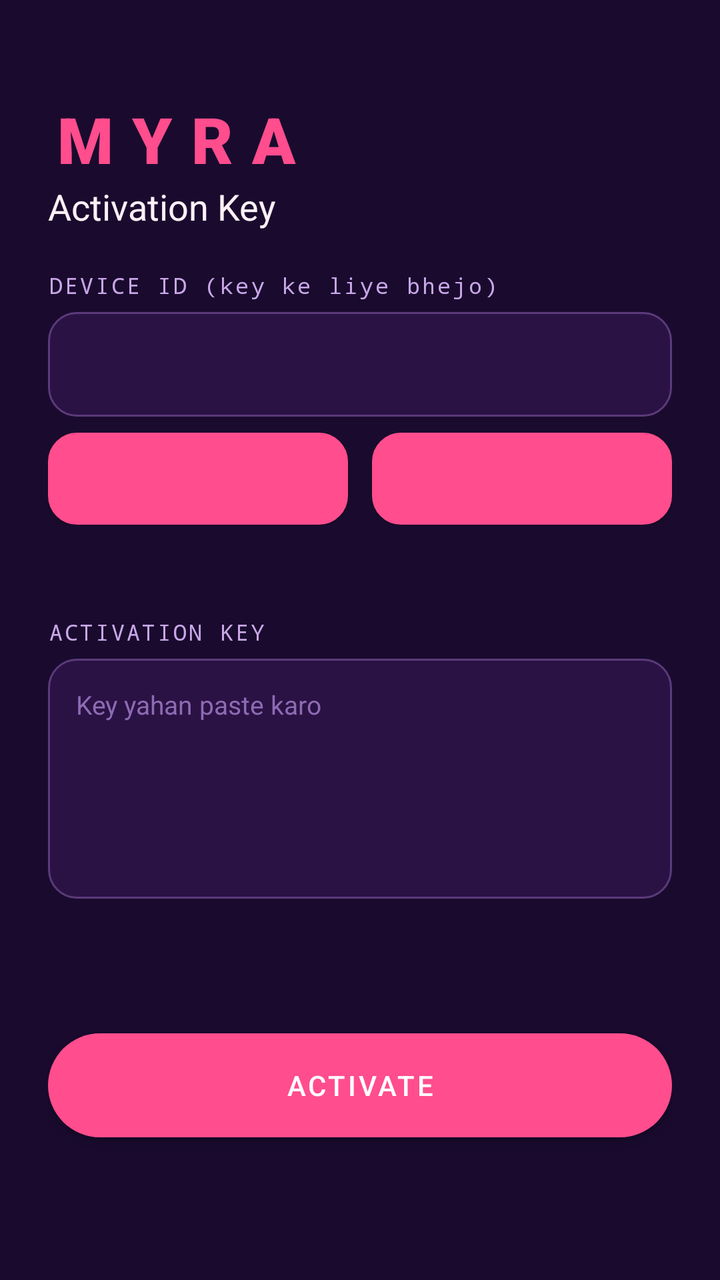
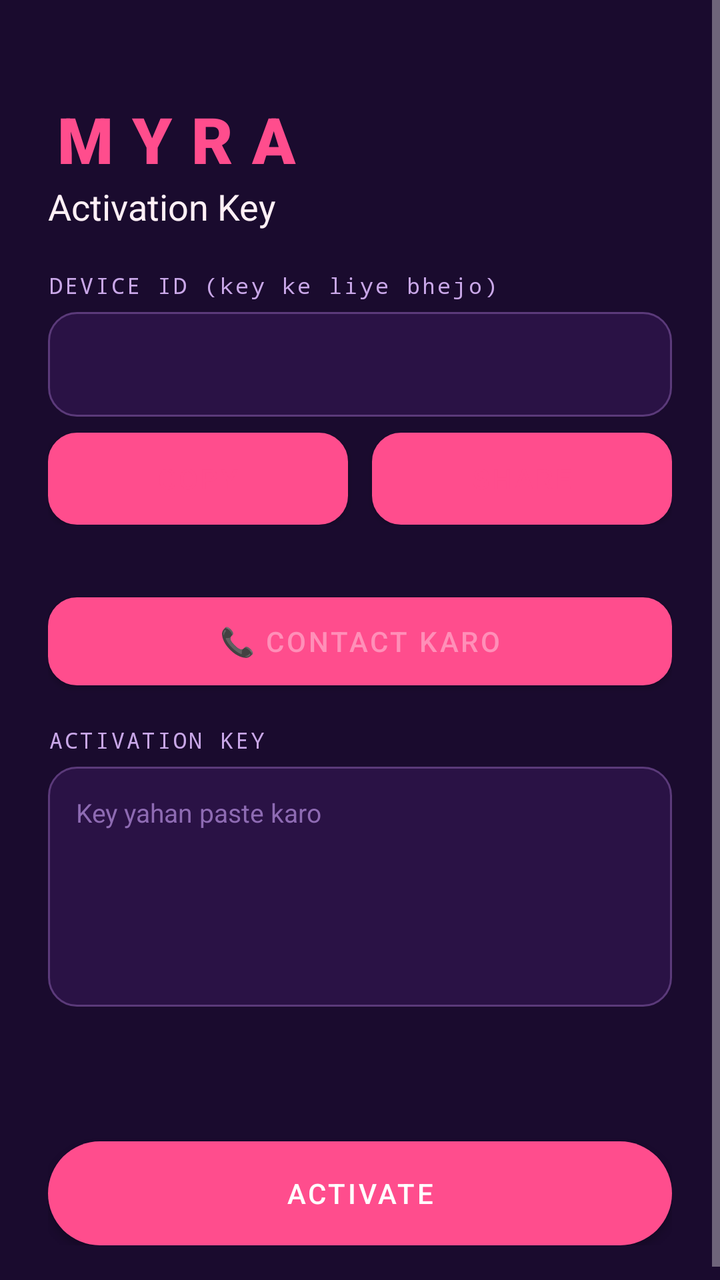

Compare the two renders of this Android layout. The source of the first and the diff that turns it into the second are given below.
<!-- AndroidManifest.xml: application theme Theme.Myra -->
<!-- res/layout/activity_activation.xml -->
<?xml version="1.0" encoding="utf-8"?>
<ScrollView xmlns:android="http://schemas.android.com/apk/res/android"
    android:layout_width="match_parent"
    android:layout_height="match_parent"
    android:background="#1A0B2E"
    android:fillViewport="true">

    <LinearLayout
        android:layout_width="match_parent"
        android:layout_height="wrap_content"
        android:orientation="vertical"
        android:padding="24dp">

        <TextView
            android:layout_width="wrap_content"
            android:layout_height="wrap_content"
            android:layout_marginTop="24dp"
            android:fontFamily="sans-serif-black"
            android:letterSpacing="0.3"
            android:text="MYRA"
            android:textColor="#FF4D8D"
            android:textSize="32sp" />

        <TextView
            android:layout_width="wrap_content"
            android:layout_height="wrap_content"
            android:text="Activation Key"
            android:textColor="#FFF0F6"
            android:textSize="18sp" />

        <TextView style="@style/MyraLabel" android:text="DEVICE ID (key ke liye bhejo)" />
        <TextView
            android:id="@+id/deviceIdText"
            android:layout_width="match_parent"
            android:layout_height="wrap_content"
            android:background="@drawable/bg_input_field"
            android:fontFamily="monospace"
            android:padding="14dp"
            android:textColor="#FF4D8D"
            android:textIsSelectable="true"
            android:textSize="18sp" />

        <LinearLayout
            android:layout_width="match_parent"
            android:layout_height="wrap_content"
            android:layout_marginTop="8dp"
            android:orientation="horizontal">

            <Button
                android:id="@+id/copyIdBtn"
                android:layout_width="0dp"
                android:layout_height="46dp"
                android:layout_marginEnd="6dp"
                android:layout_weight="1"
                android:background="@drawable/bg_prime_badge"
                android:backgroundTint="@null"
                android:text="COPY"
                android:textColor="#FF4D8D" />

            <Button
                android:id="@+id/shareIdBtn"
                android:layout_width="0dp"
                android:layout_height="46dp"
                android:layout_marginStart="6dp"
                android:layout_weight="1"
                android:background="@drawable/bg_prime_badge"
                android:backgroundTint="@null"
                android:text="SHARE"
                android:textColor="#FF4D8D" />
        </LinearLayout>

        <TextView
            android:id="@+id/contactText"
            android:layout_width="match_parent"
            android:layout_height="wrap_content"
            android:layout_marginTop="10dp"
            android:textColor="#C9A7E8"
            android:textSize="12sp" />

        <TextView style="@style/MyraLabel" android:text="ACTIVATION KEY" />
        <EditText
            android:id="@+id/keyInput"
            android:layout_width="match_parent"
            android:layout_height="wrap_content"
            android:background="@drawable/bg_input_field"
            android:gravity="top"
            android:hint="Key yahan paste karo"
            android:inputType="textMultiLine|textNoSuggestions"
            android:minHeight="120dp"
            android:padding="14dp"
            android:textColor="#FFF0F6"
            android:textColorHint="#8E6BB3"
            android:textSize="13sp" />

        <TextView
            android:id="@+id/errorText"
            android:layout_width="match_parent"
            android:layout_height="wrap_content"
            android:layout_marginTop="8dp"
            android:textColor="#FF6B6B"
            android:textSize="13sp" />

        <TextView
            android:id="@+id/infoText"
            android:layout_width="match_parent"
            android:layout_height="wrap_content"
            android:layout_marginTop="4dp"
            android:textColor="#00E676"
            android:textSize="13sp" />

        <Button
            android:id="@+id/activateBtn"
            android:layout_width="match_parent"
            android:layout_height="52dp"
            android:layout_marginTop="20dp"
            android:background="@drawable/bg_save_button"
            android:backgroundTint="@null"
            android:text="ACTIVATE"
            android:textColor="#FFFFFF" />
    </LinearLayout>
</ScrollView>
<!-- resources referenced by this layout -->
<resources>
  <!-- drawable bg_input_field (drawable) -->
  <?xml version="1.0" encoding="utf-8"?>
  <shape xmlns:android="http://schemas.android.com/apk/res/android" android:shape="rectangle">
      <solid android:color="#2A1245" />
      <stroke android:width="1dp" android:color="#5B3A7A" />
      <corners android:radius="14dp" />
  </shape>
  <!-- drawable bg_prime_badge (drawable) -->
  <?xml version="1.0" encoding="utf-8"?>
  <shape xmlns:android="http://schemas.android.com/apk/res/android" android:shape="rectangle">
      <solid android:color="#3A1250" />
      <stroke android:width="1dp" android:color="#FF4D8D" />
      <corners android:radius="14dp" />
  </shape>
  <!-- drawable bg_save_button (drawable) -->
  <?xml version="1.0" encoding="utf-8"?>
  <shape xmlns:android="http://schemas.android.com/apk/res/android" android:shape="rectangle">
      <gradient android:angle="0" android:startColor="#FF4D8D" android:endColor="#B388FF" />
      <corners android:radius="26dp" />
  </shape>
  <style name="MyraLabel">
          <item name="android:layout_width">wrap_content</item>
          <item name="android:layout_height">wrap_content</item>
          <item name="android:layout_marginTop">20dp</item>
          <item name="android:layout_marginBottom">6dp</item>
          <item name="android:fontFamily">monospace</item>
          <item name="android:textColor">@color/myra_hint</item>
          <item name="android:textSize">11sp</item>
          <item name="android:letterSpacing">0.1</item>
      </style>
  <style name="Theme.Myra" parent="Theme.MaterialComponents.NoActionBar">
          <item name="colorPrimary">@color/myra_red</item>
          <item name="colorPrimaryVariant">@color/myra_red</item>
          <item name="colorOnPrimary">@color/white</item>
          <item name="colorSecondary">@color/myra_purple</item>
          <item name="android:windowBackground">@color/myra_bg</item>
          <item name="android:statusBarColor">@android:color/transparent</item>
          <item name="android:navigationBarColor">@color/myra_bg</item>
          <item name="android:textColorPrimary">@color/myra_text</item>
          <item name="android:windowLightStatusBar">false</item>
      </style>
  <color name="myra_hint">#C9A7E8</color>
  <color name="myra_red">#FF4D8D</color>
  <color name="white">#FFFFFF</color>
  <color name="myra_purple">#B388FF</color>
  <color name="myra_bg">#1A0B2E</color>
  <color name="myra_text">#FFF0F6</color>
</resources>

<!-- the commit's change to res/layout/activity_activation.xml (unified diff, before → after) -->
@@ -77,6 +77,16 @@
             android:textColor="#C9A7E8"
             android:textSize="12sp" />
 
+        <Button
+            android:id="@+id/contactBtn"
+            android:layout_width="match_parent"
+            android:layout_height="44dp"
+            android:layout_marginTop="10dp"
+            android:background="@drawable/bg_prime_badge"
+            android:backgroundTint="@null"
+            android:text="📞 CONTACT KARO"
+            android:textColor="#FF8FB8" />
+
         <TextView style="@style/MyraLabel" android:text="ACTIVATION KEY" />
         <EditText
             android:id="@+id/keyInput"
